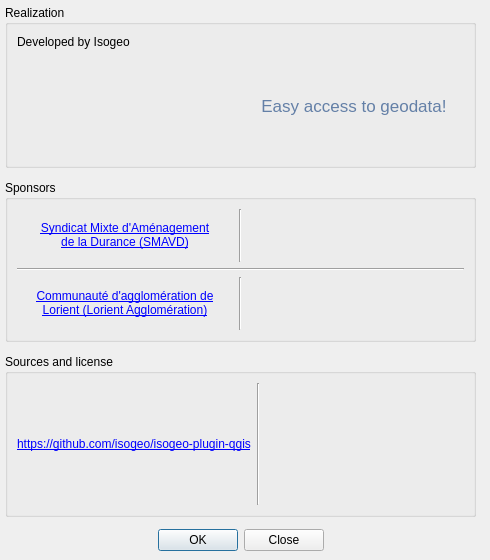
Before: the Qt Designer form ui/credits/ui_credits.ui in isogeo/isogeo-plugin-qgis, drawn with Qt 5.
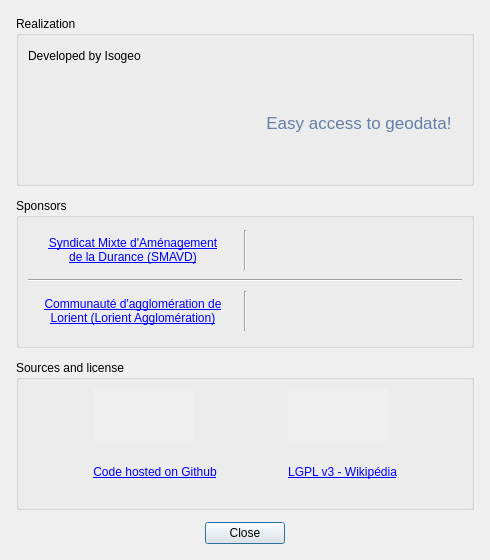
After: the same form once the commit is applied. Icons and pictures are not drawn.

Diff of the .ui file:
```diff
--- a/ui/credits/ui_credits.ui
+++ b/ui/credits/ui_credits.ui
@@ -18,7 +18,7 @@
   </property>
   <property name="maximumSize">
    <size>
-    <width>490</width>
+    <width>500</width>
     <height>560</height>
    </size>
   </property>
@@ -38,27 +38,26 @@
   <property name="sizeGripEnabled">
    <bool>false</bool>
   </property>
-  <widget class="QWidget" name="verticalLayoutWidget">
-   <property name="geometry">
-    <rect>
-     <x>0</x>
-     <y>0</y>
-     <width>481</width>
-     <height>556</height>
-    </rect>
-   </property>
+  <layout class="QVBoxLayout" name="verticalLayout_3">
+   <item>
    <layout class="QVBoxLayout" name="verticalLayout">
     <property name="spacing">
      <number>12</number>
     </property>
     <property name="sizeConstraint">
-     <enum>QLayout::SetMaximumSize</enum>
+      <enum>QLayout::SetDefaultConstraint</enum>
     </property>
     <property name="margin">
      <number>5</number>
     </property>
     <item>
      <widget class="QGroupBox" name="grp_realization">
+       <property name="maximumSize">
+        <size>
+         <width>500</width>
+         <height>175</height>
+        </size>
+       </property>
       <property name="font">
        <font>
         <pointsize>9</pointsize>
@@ -87,14 +86,14 @@
           <widget class="QLabel" name="lbl_isogeo_logo">
            <property name="minimumSize">
             <size>
-             <width>200</width>
-             <height>100</height>
+              <width>222</width>
+              <height>102</height>
             </size>
            </property>
            <property name="maximumSize">
             <size>
-             <width>16777215</width>
-             <height>16777215</height>
+              <width>222</width>
+              <height>102</height>
             </size>
            </property>
            <property name="text">
@@ -125,7 +124,7 @@
             </font>
            </property>
            <property name="text">
-            <string>&lt;a href="http://www.isogeo.com" style="color:#6480A7;text-decoration:none;"&gt;Easy access to geodata!&lt;/a&gt;</string>
+             <string>&lt;a href="https://www.isogeo.com" style="color:#6480A7;text-decoration:none;"&gt;Easy access to geodata!&lt;/a&gt;</string>
            </property>
            <property name="alignment">
             <set>Qt::AlignCenter</set>
@@ -142,6 +141,12 @@
     </item>
     <item>
      <widget class="QGroupBox" name="grp_sponsors">
+       <property name="maximumSize">
+        <size>
+         <width>500</width>
+         <height>150</height>
+        </size>
+       </property>
       <property name="font">
        <font>
         <pointsize>9</pointsize>
@@ -158,8 +163,39 @@
       <layout class="QVBoxLayout" name="verticalLayout_9">
        <item>
         <layout class="QGridLayout" name="gridLayout_5">
+          <item column="4" row="0">
+           <widget class="QLabel" name="lbl_smavd_logo">
+            <property name="maximumSize">
+             <size>
+              <width>217</width>
+              <height>40</height>
+             </size>
+            </property>
+            <property name="text">
+             <string notr="true" />
+            </property>
+            <property name="pixmap">
+             <pixmap resource="../../resources.qrc">:/plugins/Isogeo/resources/credits/sponsor_logo_SMAVD.jpg</pixmap>
+            </property>
+            <property name="scaledContents">
+             <bool>false</bool>
+            </property>
+            <property name="alignment">
+             <set>Qt::AlignCenter</set>
+            </property>
+            <property name="openExternalLinks">
+             <bool>true</bool>
+            </property>
+           </widget>
+          </item>
          <item column="0" row="0">
           <widget class="QLabel" name="lbl_smavd_url">
+            <property name="maximumSize">
+             <size>
+              <width>217</width>
+              <height>40</height>
+             </size>
+            </property>
            <property name="text">
             <string notr="true">&lt;html&gt;&lt;head/&gt;&lt;body&gt;&lt;p align="center"&gt;&lt;a href="http://www.smavd.org/"&gt;&lt;span style=" text-decoration: underline; color:#0000ff;"&gt;Syndicat Mixte d&amp;apos;Am&amp;eacute;nagement&lt;br/&gt;de la Durance (SMAVD)&lt;/span&gt;&lt;/a&gt;&lt;/p&gt;&lt;/body&gt;&lt;/html&gt;</string>
            </property>
@@ -171,25 +207,6 @@
            </property>
           </widget>
          </item>
-         <item column="2" row="0">
-          <widget class="QLabel" name="lbl_smavd_logo">
-           <property name="text">
-            <string notr="true" />
-           </property>
-           <property name="pixmap">
-            <pixmap resource="../../resources.qrc">:/plugins/Isogeo/resources/sponsor_logo_SMAVD.jpg</pixmap>
-           </property>
-           <property name="scaledContents">
-            <bool>false</bool>
-           </property>
-           <property name="alignment">
-            <set>Qt::AlignCenter</set>
-           </property>
-           <property name="openExternalLinks">
-            <bool>true</bool>
-           </property>
-          </widget>
-         </item>
          <item column="1" row="0">
           <widget class="Line" name="line_2">
            <property name="orientation">
@@ -208,36 +225,14 @@
        </item>
        <item>
         <layout class="QGridLayout" name="gridLayout_6">
-         <item column="2" row="1">
-          <widget class="QLabel" name="lbl_lorient_logo">
-           <property name="maximumSize">
-            <size>
-             <width>800</width>
-             <height>3000</height>
-            </size>
-           </property>
-           <property name="text">
-            <string notr="true" />
-           </property>
-           <property name="pixmap">
-            <pixmap resource="../../resources.qrc">:/plugins/Isogeo/resources/sponsor_logo_ca_lorient.png</pixmap>
-           </property>
-           <property name="scaledContents">
-            <bool>false</bool>
-           </property>
-           <property name="alignment">
-            <set>Qt::AlignCenter</set>
-           </property>
-           <property name="wordWrap">
-            <bool>false</bool>
-           </property>
-           <property name="openExternalLinks">
-            <bool>true</bool>
-           </property>
-          </widget>
-         </item>
          <item column="0" row="1">
           <widget class="QLabel" name="lbl_lorient_url">
+            <property name="maximumSize">
+             <size>
+              <width>217</width>
+              <height>40</height>
+             </size>
+            </property>
            <property name="text">
             <string notr="true">&lt;html&gt;&lt;head/&gt;&lt;body&gt;&lt;p align="center"&gt;&lt;a href="https://www.lorient-agglo.fr/"&gt;&lt;span style=" text-decoration: underline; color:#0000ff;"&gt;Communaut&amp;eacute; d&amp;apos;agglom&amp;eacute;ration de&lt;br/&gt;Lorient (Lorient Agglom&amp;eacute;ration)&lt;/span&gt;&lt;/a&gt;&lt;/p&gt;&lt;/body&gt;&lt;/html&gt;</string>
            </property>
@@ -250,6 +245,34 @@
            </property>
           </widget>
          </item>
+          <item column="2" row="1">
+           <widget class="QLabel" name="lbl_lorient_logo">
+            <property name="maximumSize">
+             <size>
+              <width>217</width>
+              <height>40</height>
+             </size>
+            </property>
+            <property name="text">
+             <string notr="true" />
+            </property>
+            <property name="pixmap">
+             <pixmap resource="../../resources.qrc">:/plugins/Isogeo/resources/credits/sponsor_logo_ca_lorient.png</pixmap>
+            </property>
+            <property name="scaledContents">
+             <bool>false</bool>
+            </property>
+            <property name="alignment">
+             <set>Qt::AlignCenter</set>
+            </property>
+            <property name="wordWrap">
+             <bool>false</bool>
+            </property>
+            <property name="openExternalLinks">
+             <bool>true</bool>
+            </property>
+           </widget>
+          </item>
         </layout>
        </item>
       </layout>
@@ -260,6 +283,12 @@
       <property name="enabled">
        <bool>true</bool>
       </property>
+       <property name="maximumSize">
+        <size>
+         <width>500</width>
+         <height>150</height>
+        </size>
+       </property>
       <property name="font">
        <font>
         <pointsize>9</pointsize>
@@ -277,33 +306,94 @@
       <layout class="QVBoxLayout" name="verticalLayout_8">
        <item>
         <layout class="QGridLayout" name="gridLayout_4">
-         <item column="2" row="0">
-          <widget class="QLabel" name="lbl_license_logo_gpl3">
-           <property name="text">
-            <string notr="true" />
-           </property>
-           <property name="pixmap">
-            <pixmap resource="../../resources.qrc">:/plugins/Isogeo/resources/gplv3.png</pixmap>
-           </property>
-           <property name="alignment">
-            <set>Qt::AlignCenter</set>
-           </property>
-           <property name="openExternalLinks">
-            <bool>true</bool>
-           </property>
-          </widget>
-         </item>
-         <item column="0" row="0">
+          <item column="1" row="1">
           <widget class="QLabel" name="lbl_source_repository">
            <property name="text">
-            <string>&lt;html&gt;&lt;head/&gt;&lt;body&gt;&lt;p&gt;&lt;a href="https://github.com/isogeo/isogeo-plugin-qgis"&gt;&lt;span style=" text-decoration: underline; color:#0000ff;"&gt;https://github.com/isogeo/isogeo-plugin-qgis&lt;/span&gt;&lt;/a&gt;&lt;/p&gt;&lt;/body&gt;&lt;/html&gt;</string>
+             <string>&lt;html&gt;&lt;head/&gt;&lt;body&gt;&lt;p&gt;&lt;a href="https://github.com/isogeo/isogeo-plugin-qgis"&gt;&lt;span style=" text-decoration: underline; color:#0000ff;"&gt;Code hosted on Github&lt;/span&gt;&lt;/a&gt;&lt;/p&gt;&lt;/body&gt;&lt;/html&gt;</string>
+            </property>
+            <property name="scaledContents">
+             <bool>true</bool>
+            </property>
+            <property name="alignment">
+             <set>Qt::AlignCenter</set>
            </property>
           </widget>
          </item>
          <item column="1" row="0">
-          <widget class="Line" name="line_4">
-           <property name="orientation">
-            <enum>Qt::Vertical</enum>
+           <widget class="QLabel" name="ico_github">
+            <property name="maximumSize">
+             <size>
+              <width>100</width>
+              <height>100</height>
+             </size>
+            </property>
+            <property name="toolTip">
+             <string notr="true" />
+            </property>
+            <property name="autoFillBackground">
+             <bool>true</bool>
+            </property>
+            <property name="text">
+             <string notr="true" />
+            </property>
+            <property name="pixmap">
+             <pixmap resource="../../resources.qrc">:/plugins/Isogeo/resources/credits/github.svg</pixmap>
+            </property>
+            <property name="scaledContents">
+             <bool>true</bool>
+            </property>
+            <property name="alignment">
+             <set>Qt::AlignCenter</set>
+            </property>
+           </widget>
+          </item>
+          <item column="2" row="0">
+           <widget class="QLabel" name="ico_lgplv3">
+            <property name="minimumSize">
+             <size>
+              <width>32</width>
+              <height>32</height>
+             </size>
+            </property>
+            <property name="maximumSize">
+             <size>
+              <width>100</width>
+              <height>16777215</height>
+             </size>
+            </property>
+            <property name="toolTip">
+             <string notr="true" />
+            </property>
+            <property name="autoFillBackground">
+             <bool>true</bool>
+            </property>
+            <property name="text">
+             <string notr="true" />
+            </property>
+            <property name="pixmap">
+             <pixmap resource="../../resources.qrc">:/plugins/Isogeo/resources/credits/lgplv3.svg</pixmap>
+            </property>
+            <property name="scaledContents">
+             <bool>true</bool>
+            </property>
+            <property name="alignment">
+             <set>Qt::AlignCenter</set>
+            </property>
+           </widget>
+          </item>
+          <item column="2" row="1">
+           <widget class="QLabel" name="lbl_license_logo_gpl3">
+            <property name="text">
+             <string notr="true">&lt;html&gt;&lt;head/&gt;&lt;body&gt;&lt;p&gt;&lt;a href="https://en.wikipedia.org/wiki/GNU_Lesser_General_Public_License"&gt;&lt;span style=" text-decoration: underline; color:#0000ff;"&gt;LGPL v3 - Wikipédia&lt;/span&gt;&lt;/a&gt;&lt;/p&gt;&lt;/body&gt;&lt;/html&gt;</string>
+            </property>
+            <property name="scaledContents">
+             <bool>true</bool>
+            </property>
+            <property name="alignment">
+             <set>Qt::AlignCenter</set>
+            </property>
+            <property name="openExternalLinks">
+             <bool>true</bool>
            </property>
           </widget>
          </item>
@@ -314,6 +404,12 @@
     </item>
     <item>
      <widget class="QDialogButtonBox" name="btn_ok_close">
+       <property name="maximumSize">
+        <size>
+         <width>500</width>
+         <height>16777215</height>
+        </size>
+       </property>
       <property name="layoutDirection">
        <enum>Qt::LeftToRight</enum>
       </property>
@@ -327,7 +423,7 @@
        <enum>Qt::Horizontal</enum>
       </property>
       <property name="standardButtons">
-       <set>QDialogButtonBox::Close|QDialogButtonBox::Ok</set>
+        <set>QDialogButtonBox::Close</set>
       </property>
       <property name="centerButtons">
        <bool>true</bool>
@@ -335,7 +431,8 @@
      </widget>
     </item>
    </layout>
-  </widget>
+   </item>
+  </layout>
  </widget>
  <connections>
   <connection>
```
Left out of the diff: 4 changed lines with no effect on the pictures. Lines whose indentation alone changed are shown as unchanged.
